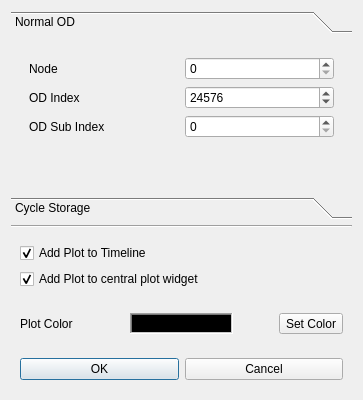
Qt form libEPLViz/ui/PlotCreator.ui (epl-viz/EPL-Viz) before a commit.
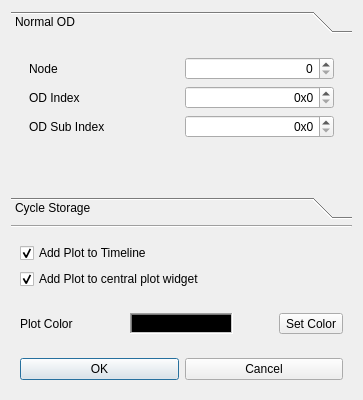
The same form after that commit. Icons and pictures are not drawn. Custom widgets are drawn as their Qt base class.

Commit message:
Removed HexSpinBox
Redundant class as QSpinBox already has an option to set the base of the displayed value.
Fixed the node ID being set as hex.
Also added 0x prefixes to the actual hex value boxes.

Diff of the .ui file:
```diff
--- a/libEPLViz/ui/PlotCreator.ui
+++ b/libEPLViz/ui/PlotCreator.ui
@@ -42,12 +42,18 @@
         <widget class="QWidget" name="widget_3" native="true">
          <layout class="QGridLayout" name="gridLayout">
           <item row="1" column="1">
-           <widget class="HexSpinBox" name="index">
+           <widget class="QSpinBox" name="index">
+            <property name="alignment">
+             <set>Qt::AlignRight|Qt::AlignTrailing|Qt::AlignVCenter</set>
+            </property>
+            <property name="prefix">
+             <string>0x</string>
+            </property>
             <property name="maximum">
              <number>65535</number>
             </property>
-            <property name="value">
-             <number>24576</number>
+            <property name="displayIntegerBase">
+             <number>16</number>
             </property>
            </widget>
           </item>
@@ -59,10 +65,19 @@
            </widget>
           </item>
           <item row="2" column="1">
-           <widget class="HexSpinBox" name="subIndex">
+           <widget class="QSpinBox" name="subIndex">
+            <property name="alignment">
+             <set>Qt::AlignRight|Qt::AlignTrailing|Qt::AlignVCenter</set>
+            </property>
+            <property name="prefix">
+             <string>0x</string>
+            </property>
             <property name="maximum">
              <number>255</number>
             </property>
+            <property name="displayIntegerBase">
+             <number>16</number>
+            </property>
            </widget>
           </item>
           <item row="1" column="0">
@@ -80,7 +95,10 @@
            </widget>
           </item>
           <item row="0" column="1">
-           <widget class="HexSpinBox" name="node">
+           <widget class="QSpinBox" name="node">
+            <property name="alignment">
+             <set>Qt::AlignRight|Qt::AlignTrailing|Qt::AlignVCenter</set>
+            </property>
             <property name="maximum">
              <number>254</number>
             </property>
@@ -345,13 +363,6 @@
    </item>
   </layout>
  </widget>
- <customwidgets>
-  <customwidget>
-   <class>HexSpinBox</class>
-   <extends>QSpinBox</extends>
-   <header>HexSpinBox.hpp</header>
-  </customwidget>
- </customwidgets>
  <resources/>
  <connections>
   <connection>
```
The commit also changes 2 other files.
